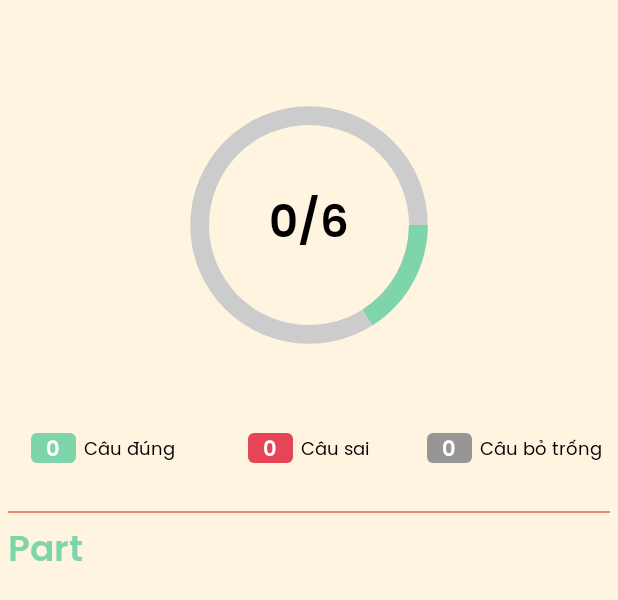
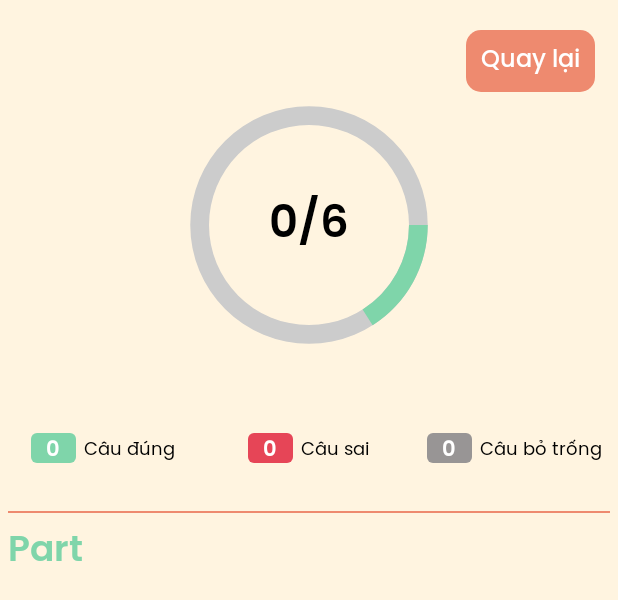
Before and after one commit to khoa083/toeicKblack, an Android app: the layout fragment_result.xml on its own in the app's theme, with its tools: preview values and no code run, on a phone screen of 412 x 824 dp. Shown: the top 600 px of the screen. Run offline under Robolectric (Android 15) with nearby library versions, the phone set to English and light mode, and no system bars.

Commit message:
update result process about 50 percent

```diff
--- a/app/src/main/res/layout/fragment_result.xml
+++ b/app/src/main/res/layout/fragment_result.xml
@@ -8,6 +8,22 @@
         android:background="@color/bg"
         android:layout_width="match_parent"
         android:layout_height="match_parent">
+
+        <TextView
+            android:layout_marginTop="20dp"
+            android:id="@+id/tvReturnToHome"
+            android:layout_width="wrap_content"
+            android:layout_height="wrap_content"
+            android:layout_marginEnd="15dp"
+            android:background="@drawable/bg_orange"
+            android:fontFamily="@font/poppins_medium"
+            android:paddingHorizontal="10dp"
+            android:paddingVertical="7dp"
+            android:text="Quay lại"
+            android:textColor="@color/white"
+            android:textSize="16sp"
+            app:layout_constraintEnd_toEndOf="parent"
+            app:layout_constraintTop_toTopOf="parent" />
 
         <ProgressBar
             android:id="@+id/ProgressBar"
--- a/app/src/main/res/layout/fragment_vocab.xml
+++ b/app/src/main/res/layout/fragment_vocab.xml
@@ -92,7 +92,7 @@
                 </com.facebook.shimmer.ShimmerFrameLayout>
 
                 <androidx.recyclerview.widget.RecyclerView
-                    android:id="@+id/rvListPart"
+                    android:id="@+id/rvListVocab"
                     android:layout_width="match_parent"
                     android:layout_height="match_parent"
                     android:paddingTop="20dp" />
--- a/app/src/main/res/layout/item_parts_data.xml
+++ b/app/src/main/res/layout/item_parts_data.xml
@@ -24,6 +24,7 @@
             android:layout_weight="1">
 
             <LinearLayout
+                android:background="@color/white"
                 android:layout_width="match_parent"
                 android:layout_height="match_parent"
                 android:orientation="vertical">
```
Also changed, not shown: app/src/main/java/com/khoa/demotoeictest/db/APIServices.kt (+5 -5 lines), app/src/main/java/com/khoa/demotoeictest/screen/result/ResultFragment.kt (+9 -0 lines), app/src/main/res/drawable/custom_progressbar_vocab.xml (added, +20 -0 lines), app/src/main/res/layout/item_list_vocab.xml (added, +71 -0 lines), app/src/main/res/values/styles.xml (added, +8 -0 lines), app/src/main/res/drawable/ls01.jpg (added).
